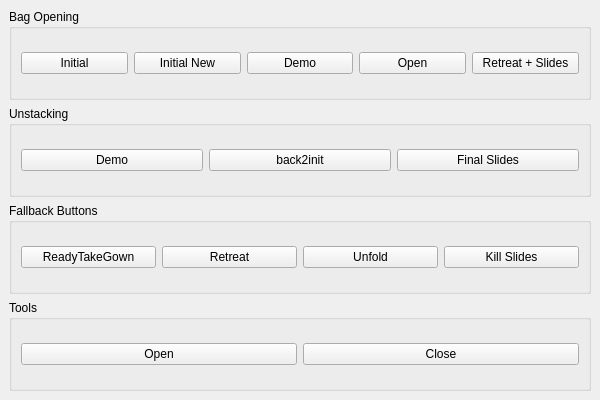
Above: softenable_display/resource/main_window.ui from llach/softenable-ui before the change. Below: the same form after it.
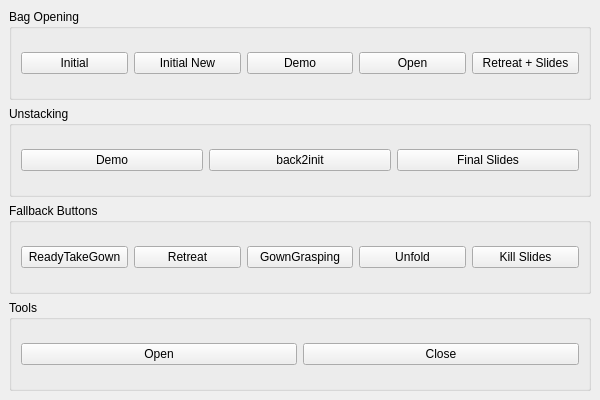
That is the form after the change.

Commit message: Add gown grasping button

```diff
--- a/softenable_display/resource/main_window.ui
+++ b/softenable_display/resource/main_window.ui
@@ -55,6 +55,7 @@
       <layout class="QHBoxLayout" name="horizontalLayout3">
         <item><widget class="QPushButton" name="btnUnstackSlideEight"><property name="text"><string>ReadyTakeGown</string></property></widget></item>
        <item><widget class="QPushButton" name="btnFallbackRetreat"><property name="text"><string>Retreat</string></property></widget></item>
+       <item><widget class="QPushButton" name="btnGownGrasp"><property name="text"><string>GownGrasping</string></property></widget></item>
        <item><widget class="QPushButton" name="btnUnfold"><property name="text"><string>Unfold</string></property></widget></item>
        <item><widget class="QPushButton" name="btnKillSlides"><property name="text"><string>Kill Slides</string></property></widget></item>
       </layout>
```
The commit also changes 1 other file.
